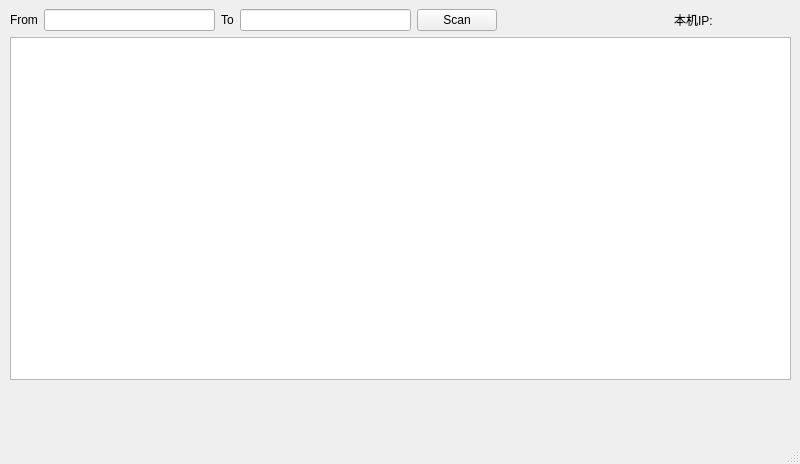
This is mainwindow.ui in ccf19881030/ip_scan as Qt 5 draws it before an edit. The edited form follows.
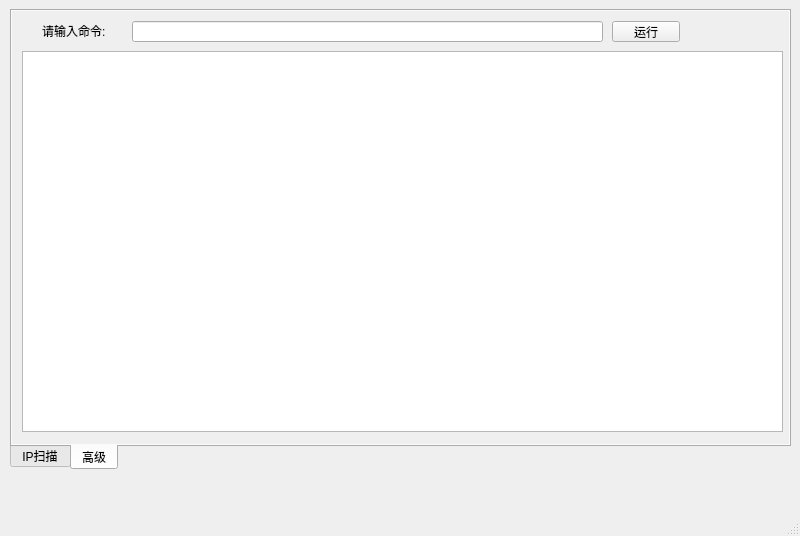
This is the edited form.

Patch:
```diff
--- a/mainwindow.ui
+++ b/mainwindow.ui
@@ -7,20 +7,45 @@
     <x>0</x>
     <y>0</y>
     <width>800</width>
-    <height>464</height>
+    <height>536</height>
    </rect>
   </property>
   <property name="windowTitle">
    <string>MainWindow</string>
   </property>
   <widget class="QWidget" name="centralwidget">
-   <widget class="QWidget" name="verticalLayoutWidget">
+   <widget class="QTabWidget" name="tabWidget">
     <property name="geometry">
      <rect>
       <x>10</x>
       <y>9</y>
       <width>781</width>
-      <height>371</height>
+      <height>461</height>
+     </rect>
+    </property>
+    <property name="layoutDirection">
+     <enum>Qt::LeftToRight</enum>
+    </property>
+    <property name="autoFillBackground">
+     <bool>true</bool>
+    </property>
+    <property name="tabPosition">
+     <enum>QTabWidget::South</enum>
+    </property>
+    <property name="currentIndex">
+     <number>1</number>
+    </property>
+    <widget class="QWidget" name="tab_3">
+     <attribute name="title">
+      <string>IP扫描</string>
+     </attribute>
+     <widget class="QWidget" name="verticalLayoutWidget">
+      <property name="geometry">
+       <rect>
+        <x>10</x>
+        <y>10</y>
+        <width>751</width>
+        <height>411</height>
      </rect>
     </property>
     <layout class="QVBoxLayout" name="verticalLayout">
@@ -102,6 +127,71 @@
       </widget>
      </item>
     </layout>
+     </widget>
+    </widget>
+    <widget class="QWidget" name="tab_4">
+     <property name="sizePolicy">
+      <sizepolicy hsizetype="Expanding" vsizetype="Expanding">
+       <horstretch>13</horstretch>
+       <verstretch>0</verstretch>
+      </sizepolicy>
+     </property>
+     <property name="autoFillBackground">
+      <bool>true</bool>
+     </property>
+     <attribute name="title">
+      <string>高级</string>
+     </attribute>
+     <widget class="QPushButton" name="pushButton_shell_run">
+      <property name="geometry">
+       <rect>
+        <x>600</x>
+        <y>10</y>
+        <width>68</width>
+        <height>21</height>
+       </rect>
+      </property>
+      <property name="text">
+       <string>运行</string>
+      </property>
+     </widget>
+     <widget class="QLabel" name="label_4">
+      <property name="geometry">
+       <rect>
+        <x>30</x>
+        <y>10</y>
+        <width>91</width>
+        <height>20</height>
+       </rect>
+      </property>
+      <property name="text">
+       <string>请输入命令:</string>
+      </property>
+     </widget>
+     <widget class="QLineEdit" name="lineEdit_shell_input">
+      <property name="geometry">
+       <rect>
+        <x>120</x>
+        <y>10</y>
+        <width>471</width>
+        <height>21</height>
+       </rect>
+      </property>
+     </widget>
+     <widget class="QTextEdit" name="textEdit_shell_output">
+      <property name="geometry">
+       <rect>
+        <x>10</x>
+        <y>40</y>
+        <width>761</width>
+        <height>381</height>
+       </rect>
+      </property>
+      <property name="textInteractionFlags">
+       <set>Qt::TextSelectableByKeyboard|Qt::TextSelectableByMouse</set>
+      </property>
+     </widget>
+    </widget>
    </widget>
   </widget>
   <widget class="QMenuBar" name="menubar">
```
Lines whose indentation alone changed are shown as unchanged.
